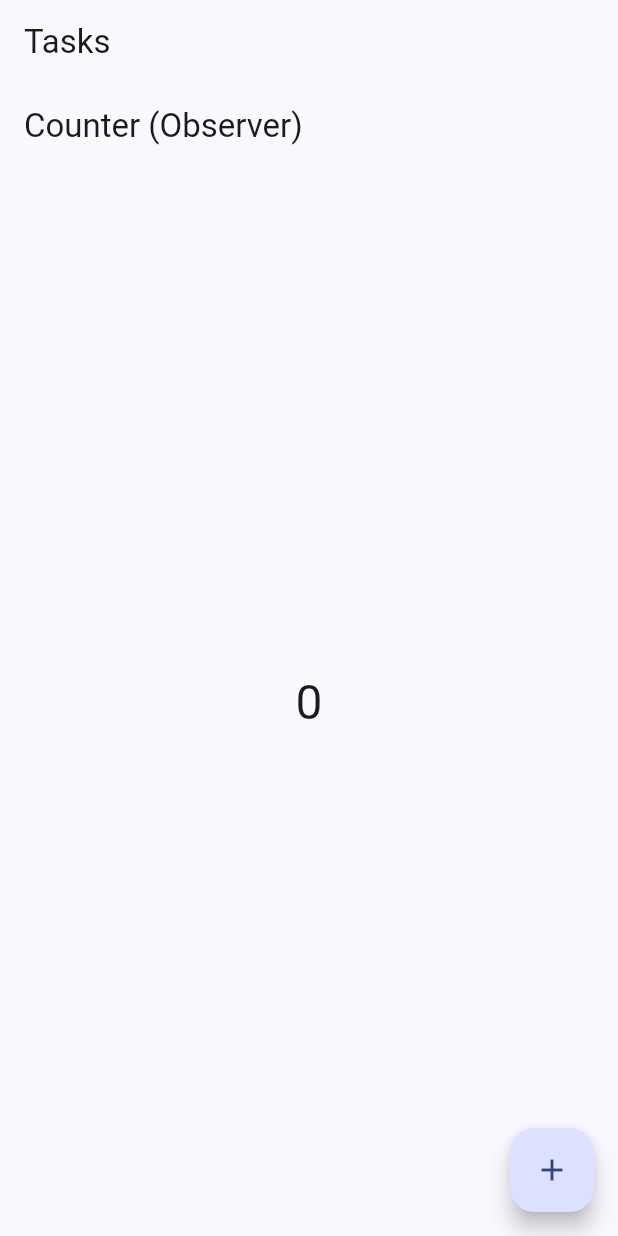
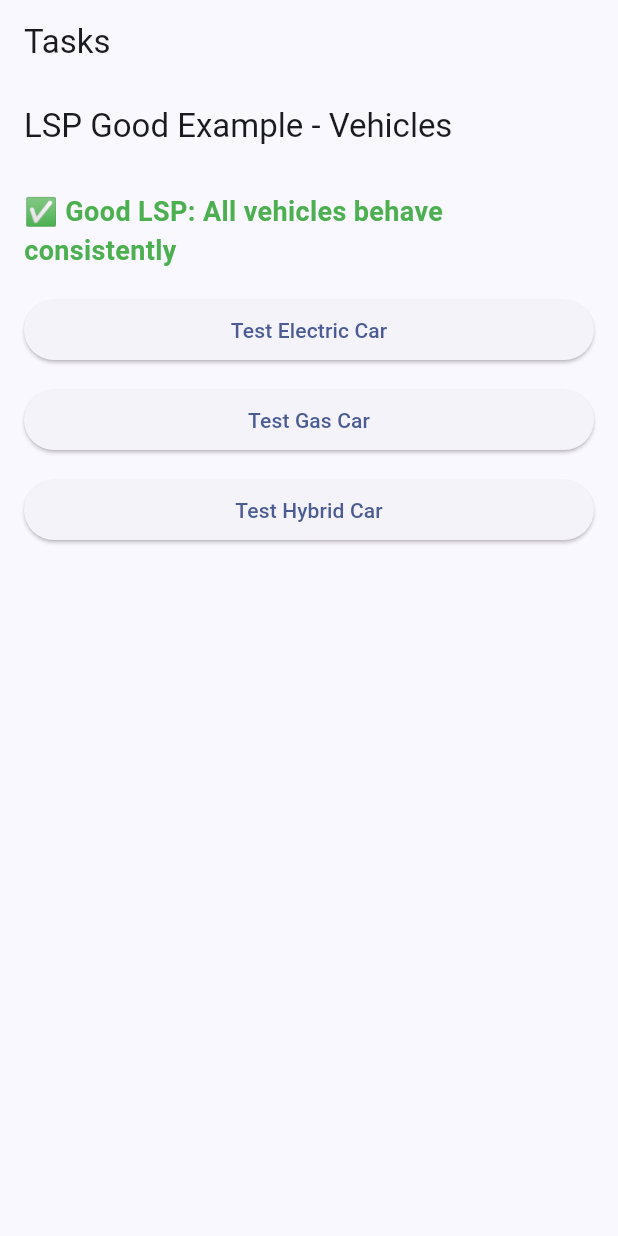
Before and after one commit to akbardzulfikar/design_principles, a Flutter app: the screen it shows after launch, on a phone screen of 412 x 824 dp. Run offline on Flutter 3.47's test engine with Material 3 defaults, Android fonts, the phone set to English and light mode, and no system bars; our stand-ins replace get_it.

Commit message:
another example of lsp

```diff
--- /dev/null
+++ b/lib/playground/lsp/vehicle_lsp_example.dart
@@ -0,0 +1,122 @@
+import 'package:flutter/material.dart';
+
+/// Base contract for all vehicles
+abstract class Vehicle {
+  String get name;
+  String startEngine();
+  String accelerate();
+  String brake();
+}
+
+/// Electric vehicle implementation
+class ElectricCar implements Vehicle {
+  @override
+  String get name => "Electric Car";
+
+  @override
+  String startEngine() => "Electric motor started silently";
+
+  @override
+  String accelerate() => "Accelerating smoothly with electric power";
+
+  @override
+  String brake() => "Regenerative braking engaged";
+}
+
+/// Gas vehicle implementation
+class GasCar implements Vehicle {
+  @override
+  String get name => "Gas Car";
+
+  @override
+  String startEngine() => "Gas engine started with a roar";
+
+  @override
+  String accelerate() => "Accelerating with gas engine power";
+
+  @override
+  String brake() => "Traditional brakes applied";
+}
+
+/// Hybrid vehicle implementation
+class HybridCar implements Vehicle {
+  @override
+  String get name => "Hybrid Car";
+
+  @override
+  String startEngine() => "Hybrid system activated";
+
+  @override
+  String accelerate() => "Accelerating with hybrid power";
+
+  @override
+  String brake() => "Hybrid braking system engaged";
+}
+
+/// Widget demonstrating good LSP
+class VehicleLspGood extends StatelessWidget {
+  const VehicleLspGood({super.key});
+
+  void _testVehicle(BuildContext context, Vehicle vehicle) {
+    // All vehicles can be used interchangeably without issues
+    final results = [
+      "${vehicle.name}: ${vehicle.startEngine()}",
+      "${vehicle.name}: ${vehicle.accelerate()}",
+      "${vehicle.name}: ${vehicle.brake()}",
+    ];
+
+    showDialog(
+      context: context,
+      builder:
+          (context) => AlertDialog(
+            title: Text("Testing ${vehicle.name}"),
+            content: Column(
+              mainAxisSize: MainAxisSize.min,
+              crossAxisAlignment: CrossAxisAlignment.start,
+              children: results.map((result) => Text("• $result")).toList(),
+            ),
+            actions: [
+              TextButton(
+                onPressed: () => Navigator.pop(context),
+                child: const Text("OK"),
+              ),
+            ],
+          ),
+    );
+  }
+
+  @override
+  Widget build(BuildContext context) {
+    return Scaffold(
+      appBar: AppBar(title: const Text("LSP Good Example - Vehicles")),
+      body: ListView(
+        padding: const EdgeInsets.all(16),
+        children: [
+          const Text(
+            "✅ Good LSP: All vehicles behave consistently",
+            style: TextStyle(
+              fontSize: 18,
+              fontWeight: FontWeight.bold,
+              color: Colors.green,
+            ),
+          ),
+          const SizedBox(height: 16),
+          ElevatedButton(
+            onPressed: () => _testVehicle(context, ElectricCar()),
+            child: const Text("Test Electric Car"),
+          ),
+          const SizedBox(height: 12),
+          ElevatedButton(
+            onPressed: () => _testVehicle(context, GasCar()),
+            child: const Text("Test Gas Car"),
+          ),
+          const SizedBox(height: 12),
+          ElevatedButton(
+            onPressed: () => _testVehicle(context, HybridCar()),
+            child: const Text("Test Hybrid Car"),
+          ),
+        ],
+      ),
+    );
+  }
+}
--- a/lib/playground/task_page_main.dart
+++ b/lib/playground/task_page_main.dart
@@ -14,6 +14,11 @@ import 'ocp/ocp_anti_example.dart';
 import 'lsp/lsp.dart';
 // anti examplle
 import 'lsp/lsp_anti_example.dart';
+
+// contoh lain LSP
+import 'lsp/vehicle_lsp_example.dart';
+//anti example
+import 'lsp/vehicle_lsp_anti_example.dart';
 
 // ISP
 import 'isp/isp.dart';
@@ -68,6 +73,11 @@ class TaskPageScaffold extends StatelessWidget {
       // ISP anti example
       // body: IconButtonTileAnti(actions: IconOnlyActions(context)),
 
+      // contoh lain ISP
+      body: VehicleLspGood()
+      // anti example
+      // body: VehicleLspBad(),
+
       // DIP
       // body: TaskPageDip(repo: InMemoryTaskRepositoryDip())
       // body: TaskPageDip(repo: RemoteTaskRepositoryDip())
@@ -75,13 +85,12 @@ class TaskPageScaffold extends StatelessWidget {
       // body: TaskPageDipAnti()
 
       // Observe Pattern
-      body: ChangeNotifierProvider(
-        create: (_) => CounterController(),
-        child: CounterPage(),
-      )
+      // body: ChangeNotifierProvider(
+      //   create: (_) => CounterController(),
+      //   child: CounterPage(),
+      // )
       // anti example
       // body: CounterPageAnti()
-
 
       // dependency injection example
       // body: Builder(
```
Also changed, not shown: lib/playground/lsp/vehicle_lsp_anti_example.dart (added, +154 -0 lines).
